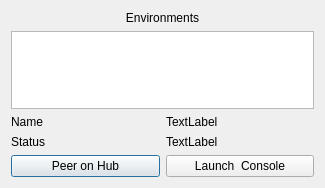
First picture: the form in hub/forms/DlgPeer.ui, repository subutai-io/control-center, before the edit.
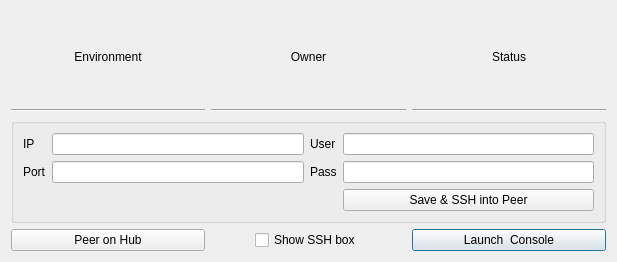
Second picture: the form after the edit.

Commit message: added ssh box for peer

```diff
--- a/hub/forms/DlgPeer.ui
+++ b/hub/forms/DlgPeer.ui
@@ -6,69 +6,163 @@
    <rect>
     <x>0</x>
     <y>0</y>
-    <width>325</width>
-    <height>188</height>
+    <width>617</width>
+    <height>262</height>
    </rect>
   </property>
   <property name="windowTitle">
    <string>Dialog</string>
   </property>
+  <property name="layoutDirection">
+   <enum>Qt::LeftToRight</enum>
+  </property>
   <layout class="QGridLayout" name="gridLayout">
-   <item row="1" column="0" colspan="2">
-    <widget class="QTableWidget" name="tbl_envs"/>
-   </item>
-   <item row="2" column="0">
-    <widget class="QLabel" name="label_8">
-     <property name="text">
-      <string>Name</string>
-     </property>
-    </widget>
-   </item>
-   <item row="2" column="1">
-    <widget class="QLabel" name="lbl_peer_name">
-     <property name="text">
-      <string>TextLabel</string>
-     </property>
-    </widget>
-   </item>
-   <item row="3" column="0">
-    <widget class="QLabel" name="label_9">
-     <property name="text">
-      <string>Status</string>
-     </property>
-    </widget>
-   </item>
    <item row="3" column="1">
-    <widget class="QLabel" name="lbl_peer_status">
-     <property name="text">
-      <string>TextLabel</string>
-     </property>
-    </widget>
+    <layout class="QVBoxLayout" name="env_name"/>
    </item>
-   <item row="4" column="0">
-    <widget class="QPushButton" name="btn_peer_on_hub">
-     <property name="text">
-      <string>Peer on Hub</string>
-     </property>
-    </widget>
-   </item>
-   <item row="4" column="1">
+   <item row="6" column="3">
     <widget class="QPushButton" name="btn_launch_console">
      <property name="text">
       <string>Launch  Console</string>
      </property>
     </widget>
    </item>
-   <item row="0" column="0" colspan="2">
-    <widget class="QLabel" name="lbl_envs">
+   <item row="1" column="1">
+    <widget class="QLabel" name="lbl_env">
      <property name="text">
-      <string>Environments</string>
+      <string>Environment</string>
      </property>
      <property name="alignment">
       <set>Qt::AlignCenter</set>
      </property>
     </widget>
    </item>
+   <item row="3" column="2">
+    <layout class="QVBoxLayout" name="env_owner"/>
+   </item>
+   <item row="1" column="3">
+    <widget class="QLabel" name="lbl_env_status">
+     <property name="text">
+      <string>Status</string>
+     </property>
+     <property name="alignment">
+      <set>Qt::AlignCenter</set>
+     </property>
+    </widget>
+   </item>
+   <item row="3" column="3">
+    <layout class="QVBoxLayout" name="env_status"/>
+   </item>
+   <item row="2" column="1">
+    <widget class="Line" name="line_1">
+     <property name="orientation">
+      <enum>Qt::Horizontal</enum>
+     </property>
+    </widget>
+   </item>
+   <item row="2" column="2">
+    <widget class="Line" name="line_2">
+     <property name="orientation">
+      <enum>Qt::Horizontal</enum>
+     </property>
+    </widget>
+   </item>
+   <item row="2" column="3">
+    <widget class="Line" name="line_3">
+     <property name="orientation">
+      <enum>Qt::Horizontal</enum>
+     </property>
+    </widget>
+   </item>
+   <item row="1" column="2">
+    <widget class="QLabel" name="lbl_env_owner">
+     <property name="text">
+      <string>Owner</string>
+     </property>
+     <property name="alignment">
+      <set>Qt::AlignCenter</set>
+     </property>
+    </widget>
+   </item>
+   <item row="6" column="2" alignment="Qt::AlignHCenter">
+    <widget class="QCheckBox" name="show_ssh">
+     <property name="sizePolicy">
+      <sizepolicy hsizetype="Minimum" vsizetype="Fixed">
+       <horstretch>0</horstretch>
+       <verstretch>0</verstretch>
+      </sizepolicy>
+     </property>
+     <property name="layoutDirection">
+      <enum>Qt::LeftToRight</enum>
+     </property>
+     <property name="text">
+      <string>Show SSH box</string>
+     </property>
+    </widget>
+   </item>
+   <item row="6" column="1">
+    <widget class="QPushButton" name="btn_peer_on_hub">
+     <property name="text">
+      <string>Peer on Hub</string>
+     </property>
+    </widget>
+   </item>
+   <item row="4" column="1" colspan="3">
+    <widget class="QGroupBox" name="gr_ssh">
+     <property name="title">
+      <string/>
+     </property>
+     <layout class="QGridLayout" name="gridLayout_2">
+      <item row="0" column="0">
+       <widget class="QLabel" name="label">
+        <property name="text">
+         <string>IP</string>
+        </property>
+       </widget>
+      </item>
+      <item row="0" column="1">
+       <widget class="QLineEdit" name="le_ip"/>
+      </item>
+      <item row="0" column="2">
+       <widget class="QLabel" name="label_3">
+        <property name="text">
+         <string>User</string>
+        </property>
+       </widget>
+      </item>
+      <item row="0" column="3">
+       <widget class="QLineEdit" name="le_user"/>
+      </item>
+      <item row="1" column="0">
+       <widget class="QLabel" name="label_2">
+        <property name="text">
+         <string>Port</string>
+        </property>
+       </widget>
+      </item>
+      <item row="1" column="1">
+       <widget class="QLineEdit" name="le_port"/>
+      </item>
+      <item row="1" column="2">
+       <widget class="QLabel" name="label_4">
+        <property name="text">
+         <string>Pass</string>
+        </property>
+       </widget>
+      </item>
+      <item row="1" column="3">
+       <widget class="QLineEdit" name="le_pass"/>
+      </item>
+      <item row="2" column="3">
+       <widget class="QPushButton" name="btn_ssh_peer">
+        <property name="text">
+         <string>Save &amp;&amp; SSH into Peer</string>
+        </property>
+       </widget>
+      </item>
+     </layout>
+    </widget>
+   </item>
   </layout>
  </widget>
  <resources/>
```
The commit also changes 10 other files.
